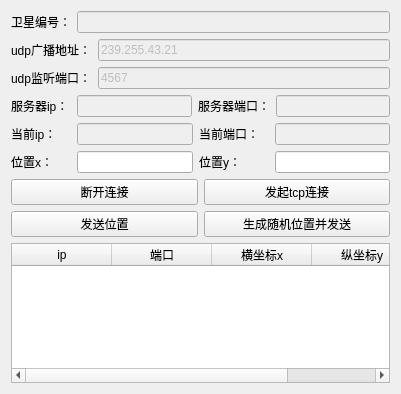
The window that client.ui (VictorySong/ls) describes before a commit, drawn with Qt 5.
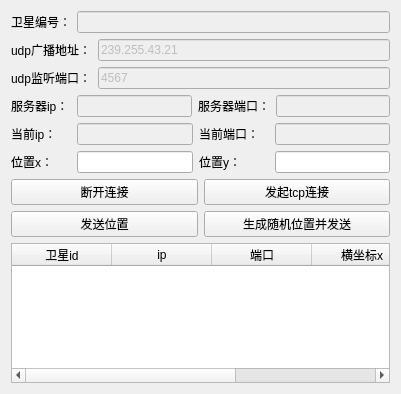
The same window after the commit.

Commit message: 增加小卫星界面中卫星id的显示

```diff
--- a/client.ui
+++ b/client.ui
@@ -274,6 +274,11 @@
      </item>
      <item>
       <widget class="QTableWidget" name="tableWidget">
+       <column>
+        <property name="text">
+         <string>卫星id</string>
+        </property>
+       </column>
        <column>
         <property name="text">
          <string>ip</string>
```
The commit also changes 3 other files.
